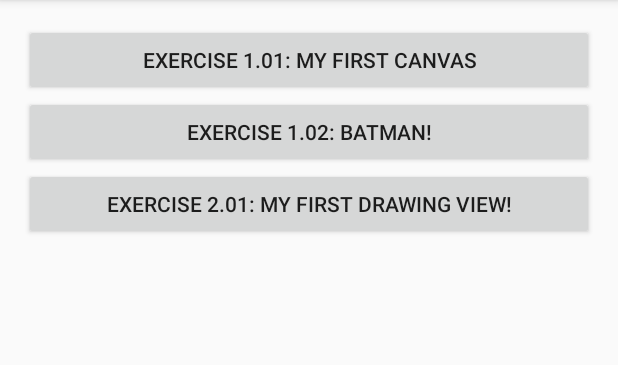
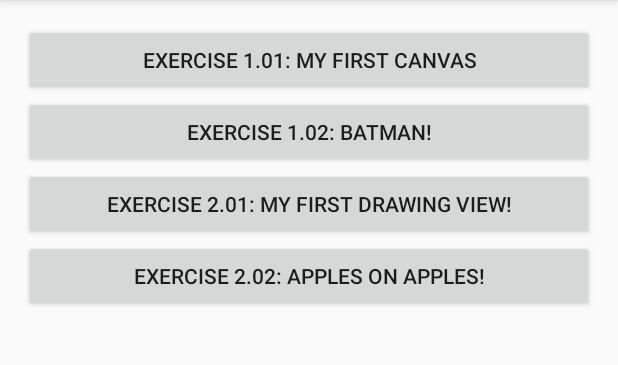
Before and after one commit to sergiandreplace/canvas_workshop, an Android app: the screen it shows after launch (MainActivity), on a phone screen of 412 x 824 dp, the part 84-449 px from its top. Run offline under Robolectric (Android 15) with nearby library versions, the phone set to English and light mode, and no system bars.

Commit message:
Initial class

```diff
--- a/app/src/main/AndroidManifest.xml
+++ b/app/src/main/AndroidManifest.xml
@@ -19,6 +19,7 @@
         <activity android:name=".activity.MyFirstCanvasActivity" android:label="@string/ex1_01_name"/>
         <activity android:name=".activity.BatmanActivity" android:label="@string/ex1_02_name"/>
         <activity android:name=".activity.MyFirstDrawingViewActivity" android:label="@string/ex2_01_name"/>
+        <activity android:name=".activity.MaskedImageActivity" android:label="@string/ex2_02_name"/>
     </application>
 
 </manifest>
--- a/app/src/main/java/com/sergiandreplace/canvas/activity/MainActivity.java
+++ b/app/src/main/java/com/sergiandreplace/canvas/activity/MainActivity.java
@@ -35,6 +35,7 @@ public class MainActivity extends ActionBarActivity {
         setupButton(R.id.ex1_01, MyFirstCanvasActivity.class);
         setupButton(R.id.ex1_02, BatmanActivity.class);
         setupButton(R.id.ex2_01, MyFirstDrawingViewActivity.class);
+        setupButton(R.id.ex2_02, MaskedImageActivity.class);
     }
     @Override
     public boolean onCreateOptionsMenu(Menu menu) {
--- a/app/src/main/res/layout/activity_main.xml
+++ b/app/src/main/res/layout/activity_main.xml
@@ -33,6 +33,13 @@
                 android:layout_height="wrap_content"
                 android:layout_gravity="center_horizontal|top"
                 android:text="@string/ex2_01_name" />
+
+            <Button
+                android:id="@+id/ex2_02"
+                android:layout_width="match_parent"
+                android:layout_height="wrap_content"
+                android:layout_gravity="center_horizontal|top"
+                android:text="@string/ex2_02_name" />
         </LinearLayout>
     </ScrollView>
 
--- a/app/src/main/res/values/strings.xml
+++ b/app/src/main/res/values/strings.xml
@@ -7,5 +7,6 @@
     <string name="ex1_01_name">Exercise 1.01: My First Canvas</string>
     <string name="ex1_02_name">Exercise 1.02: Batman!</string>
     <string name="ex2_01_name">Exercise 2.01: My first drawing view!</string>
+    <string name="ex2_02_name">Exercise 2.02: Apples on apples!</string>
 
 </resources>
```
Also changed, not shown: app/src/main/java/com/sergiandreplace/canvas/activity/MaskedImageActivity.java (added, +36 -0 lines), app/src/main/java/com/sergiandreplace/canvas/view/MaskedImageView.java (added, +98 -0 lines), app/src/main/res/layout/activity_maskedimage.xml (added, +12 -0 lines), app/src/main/res/drawable/apple.png (added), app/src/main/res/drawable/the_son_of_man_by_magritte.jpg (added).
